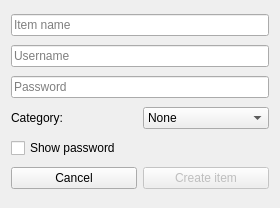
Qt form cubepass/newitem.ui (kobus-v-schoor/cubepass) before a commit.
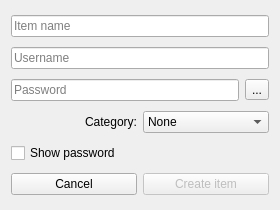
The same form after that commit. Icons and pictures are not drawn.

What changed in the file:
```diff
--- a/cubepass/newitem.ui
+++ b/cubepass/newitem.ui
@@ -10,7 +10,7 @@
     <x>0</x>
     <y>0</y>
     <width>280</width>
-    <height>208</height>
+    <height>210</height>
    </rect>
   </property>
   <property name="windowTitle">
@@ -36,6 +36,8 @@
     </widget>
    </item>
    <item>
+    <layout class="QHBoxLayout" name="horizontalLayout_3">
+     <item>
     <widget class="QLineEdit" name="edtPassword">
      <property name="echoMode">
       <enum>QLineEdit::Password</enum>
@@ -46,12 +48,27 @@
     </widget>
    </item>
    <item>
+      <widget class="QToolButton" name="btnGenerate">
+       <property name="toolTip">
+        <string>Generate password</string>
+       </property>
+       <property name="text">
+        <string>...</string>
+       </property>
+      </widget>
+     </item>
+    </layout>
+   </item>
+   <item>
     <layout class="QHBoxLayout" name="horizontalLayout">
      <item>
       <widget class="QLabel" name="label">
        <property name="text">
         <string>Category:</string>
        </property>
+       <property name="alignment">
+        <set>Qt::AlignRight|Qt::AlignTrailing|Qt::AlignVCenter</set>
+       </property>
       </widget>
      </item>
      <item>
```
Lines whose indentation alone changed are shown as unchanged.
